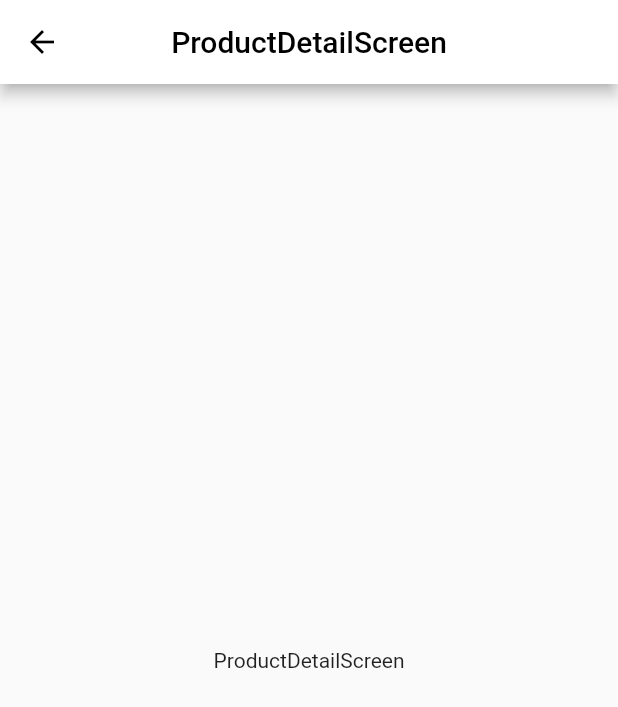
After one commit to san-taki/dojin_hub, a Flutter app: the ProductDetailScreen screen opened by its route, on a phone screen of 412 x 824 dp. The commit adds this screen. Shown: the top 707 px of the screen. Run offline on Flutter 3.47's test engine with Material 2 defaults, Android fonts, the light colour scheme and no system bars; our stand-ins replace flutter_hooks, flutter_riverpod, freezed_annotation, hooks_riverpod, stack_trace; missing offline and left inert: enum_to_string; statements that could not run were skipped.

Commit message:
Detail画面を追加

```diff
--- a/lib/entity/product.dart
+++ b/lib/entity/product.dart
@@ -1,9 +1,11 @@
 import 'package:dojin_hub/entity/edition.dart';
 
 class Product {
+  final String title;
   final List<Edition> editions;
 
   Product({
+    required this.title,
     required this.editions,
   });
 }
--- a/lib/provider/screen_model_provider.dart
+++ b/lib/provider/screen_model_provider.dart
@@ -1,5 +1,6 @@
-
 import 'package:dojin_hub/provider/domain_provider.dart';
+import 'package:dojin_hub/provider/temporary_provider.dart';
+import 'package:dojin_hub/ui/screen_model/product_detail_screen_model.dart';
 import 'package:dojin_hub/ui/screen_model/product_storage_screen_model.dart';
 import 'package:dojin_hub/ui/screen_model/home_screen_model.dart';
 import 'package:flutter_riverpod/flutter_riverpod.dart';
@@ -8,9 +9,17 @@ final homeScreenModelProvider = ChangeNotifierProvider.autoDispose(
   (ref) => HomeScreenModel(),
 );
 
-final bookStorageScreenModelProvider = ChangeNotifierProvider.autoDispose(
+final productStorageScreenModelProvider = ChangeNotifierProvider.autoDispose(
   (ref) => ProductStorageScreenModel(
     productStorage: ref.watch(bookStorageProvider),
-    productStorageController:  ref.watch(bookStorageProvider.notifier),
+    productStorageController: ref.watch(bookStorageProvider.notifier),
   ),
 );
+
+final productDetailScreenModelProvider = ChangeNotifierProvider.autoDispose(
+  (ref) => ProductDetailScreenModel(
+    products: ref.watch(bookStorageProvider).products,
+    currentPosition:
+        ref.watch(productDetailScreenCurrentPositionProvider).state,
+  ),
+);
--- /dev/null
+++ b/lib/provider/temporary_provider.dart
@@ -0,0 +1,3 @@
+import 'package:flutter_riverpod/flutter_riverpod.dart';
+
+final productDetailScreenCurrentPositionProvider = StateProvider((ref) => 0);
--- a/lib/router/router.dart
+++ b/lib/router/router.dart
@@ -1,5 +1,6 @@
 import 'dart:io';
 
+import 'package:dojin_hub/ui/screen/product_detail_screen.dart';
 import 'package:dojin_hub/ui/screen/product_storage_screen.dart';
 import 'package:dojin_hub/ui/screen/home_screen.dart';
 import 'package:dojin_hub/ui/screen/pos_register_screen.dart';
@@ -9,7 +10,8 @@ import 'package:flutter/cupertino.dart';
 import 'package:flutter/material.dart';
 
 class RouteName {
-  static const book_storage = '/book_storage';
+  static const product_storage = '/product_storage';
+  static const product_detail = '/product_detail';
   static const home = '/home';
   static const pos_register = '/pos_register';
   static const settings = '/settings';
@@ -18,8 +20,10 @@ class RouteName {
 class Router {
   static Route<dynamic>? onGenerateRoute(RouteSettings settings) {
     switch (settings.name) {
-      case RouteName.book_storage:
+      case RouteName.product_storage:
         return _generateRouteByModal(ProductStorageScreen());
+      case RouteName.product_detail:
+        return _generateRouteByModal(ProductDetailScreen());
       case RouteName.home:
         return _generateRoute(HomeScreen());
       case RouteName.pos_register:
--- a/lib/ui/screen/home_screen.dart
+++ b/lib/ui/screen/home_screen.dart
@@ -28,7 +28,7 @@ class HomeScreen extends HookWidget implements ScreenType {
         context,
         '本の管理',
         'assets/images/book.png',
-        RouteName.book_storage,
+        RouteName.product_storage,
       );
 
   Widget _buildPosRegisterMenu(BuildContext context) => _buildMenu(
--- /dev/null
+++ b/lib/ui/screen/product_detail_screen.dart
@@ -0,0 +1,22 @@
+import 'package:dojin_hub/provider/screen_model_provider.dart';
+import 'package:dojin_hub/ui/component/appbar/common_appbar.dart';
+import 'package:dojin_hub/ui/screen/screen_type.dart';
+import 'package:flutter/material.dart';
+import 'package:flutter_hooks/flutter_hooks.dart';
+import 'package:hooks_riverpod/hooks_riverpod.dart';
+
+class ProductDetailScreen extends HookWidget implements ScreenType {
+  @override
+  Widget build(BuildContext context) {
+    var screenModel = useProvider(productDetailScreenModelProvider);
+
+    return Scaffold(
+      appBar: CommonAppBar(title: runtimeType.toString()),
+      body: Center(
+        child: Text(
+          runtimeType.toString(),
+        ),
+      ),
+    );
+  }
+}
```
Also changed, not shown: lib/ui/screen/product_storage_screen.dart (+16 -13 lines), lib/ui/screen_model/product_detail_screen_model.dart (added, +33 -0 lines).
